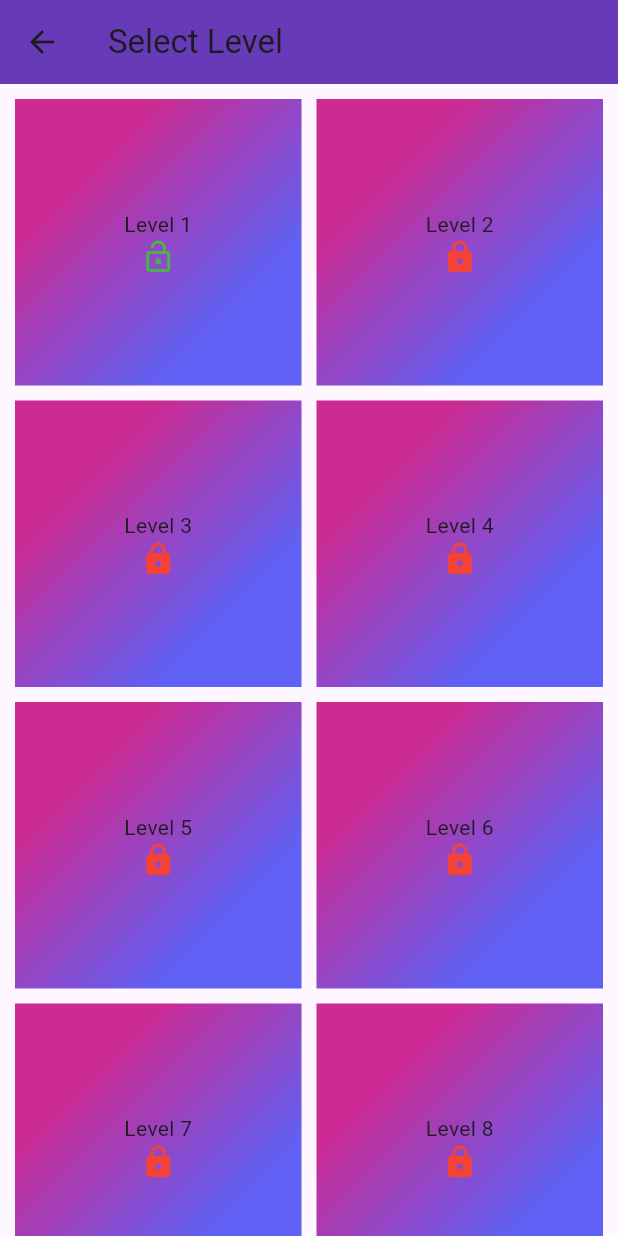
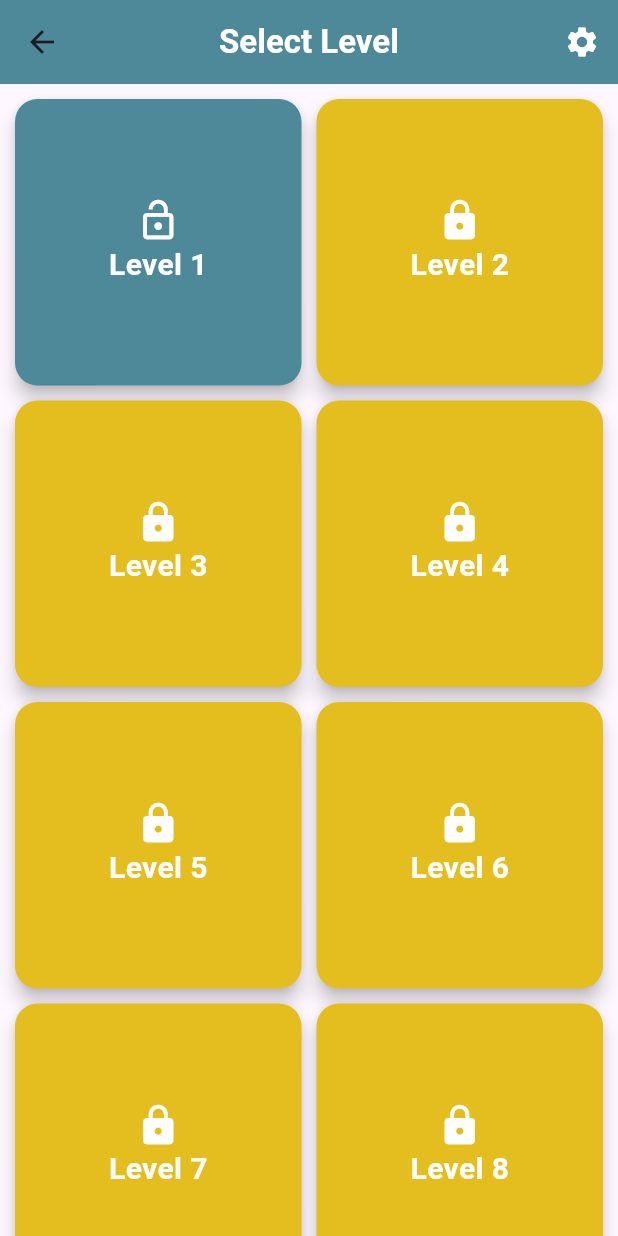
Before and after one commit to Ginroid/mathquest_game, a Flutter app: the LevelSelectionPage screen opened by its route, on a phone screen of 412 x 824 dp. Run offline on Flutter 3.47's test engine with Material 3 defaults, Android fonts, the light colour scheme and no system bars; our stand-ins replace audioplayers, shared_preferences; accounts and stored records are empty.

Commit message:
Minor UI updates

```diff
--- a/lib/main.dart
+++ b/lib/main.dart
@@ -31,6 +31,7 @@ class GameState extends ChangeNotifier {
   void unlockLevel(int level) {
     unlockedLevels[level - 1] = true;
     _saveState();
+    //! Error when finishing a level!!
     notifyListeners();
   }
 
--- a/lib/pages/level_button_page.dart
+++ b/lib/pages/level_button_page.dart
@@ -25,15 +25,12 @@ class _LevelButtonState extends State<LevelButton>
   void initState() {
     super.initState();
     _controller = AnimationController(
-      duration: const Duration(milliseconds: 200),
-      vsync: this,
-    );
+        duration: const Duration(milliseconds: 200), vsync: this);
     _animation = Tween<double>(begin: 1.0, end: 0.9).animate(
       CurvedAnimation(
           parent: _controller,
           curve: Curves.easeOut,
-        reverseCurve: Curves.easeIn,
-      ),
+          reverseCurve: Curves.easeIn),
     );
   }
 
@@ -46,26 +43,28 @@ class _LevelButtonState extends State<LevelButton>
       onTap: widget.onPressed,
       child: ScaleTransition(
         scale: _animation,
-        child: Container(
-          padding: const EdgeInsets.all(8.0),
-          decoration: BoxDecoration(
-              gradient: LinearGradient(
-            colors: [
-              hexStringToActualColor("CB2B93"),
-              hexStringToActualColor("9546C4"),
-              hexStringToActualColor("5E61F4")
-            ],
-            begin: Alignment.topCenter,
-          )),
+        child: Material(
+          color: widget.unlocked
+              ? hexStringToActualColor("4E899A")
+              : hexStringToActualColor("E4BD1F"),
+          borderRadius: BorderRadius.circular(15),
+          elevation: 5,
+          child: Padding(
+            padding: const EdgeInsets.all(10.0),
             child: Column(
               mainAxisAlignment: MainAxisAlignment.center,
               children: <Widget>[
-              Text(widget.text),
-              if (widget.unlocked)
-                const Icon(Icons.lock_open, color: Colors.green)
-              else
-                const Icon(Icons.lock, color: Colors.red),
+                Icon(widget.unlocked ? Icons.lock_open : Icons.lock,
+                    color: Colors.white, size: 30),
+                Text(
+                  widget.text,
+                  style: const TextStyle(
+                      color: Colors.white,
+                      fontSize: 20,
+                      fontWeight: FontWeight.bold),
+                ),
               ],
+            ),
           ),
         ),
       ),
--- a/lib/pages/level_selection_page.dart
+++ b/lib/pages/level_selection_page.dart
@@ -2,6 +2,7 @@ import "package:flutter/material.dart";
 import "package:math_quest_2_application/main.dart";
 import "package:math_quest_2_application/pages/level_button_page.dart";
 import "package:math_quest_2_application/pages/quiz_page.dart";
+import "package:math_quest_2_application/reusables/theme.dart";
 import "package:provider/provider.dart";
 
 class LevelSelectionPage extends StatelessWidget {
@@ -12,13 +13,12 @@ class LevelSelectionPage extends StatelessWidget {
     return Consumer<GameState>(
       builder: (context, gameState, child) {
         return Consumer<AppSettings>(
-          // Add this line
           builder: (context, appSettings, child) {
-            // Update this line
             return Scaffold(
-              appBar: AppBar(
-                title: const Text('Select Level'),
-                backgroundColor: Colors.deepPurple,
+              appBar: const CustomAppBar(
+                title: 'Select Level',
+                showHomeButton: false,
+                showHintButton: false,
               ),
               body: GridView.builder(
                 padding: const EdgeInsets.all(10.0),
@@ -39,8 +39,7 @@ class LevelSelectionPage extends StatelessWidget {
                               MaterialPageRoute(
                                 builder: (context) => QuizPage(
                                     level: index + 1,
-                                    isTimerEnabled: appSettings
-                                        .isTimerEnabled), // Update this line
+                                    isTimerEnabled: appSettings.isTimerEnabled),
                               ),
                             );
                           }
--- a/lib/pages/win_page.dart
+++ b/lib/pages/win_page.dart
@@ -25,7 +25,7 @@ class WinPage extends StatelessWidget {
           mainAxisAlignment: MainAxisAlignment.center,
           children: <Widget>[
             Padding(
-              padding: EdgeInsets.only(bottom: 50.0),
+              padding: const EdgeInsets.only(bottom: 50.0),
               child: Text(
                 'You have completed Level $level!',
                 style: const TextStyle(fontSize: 32),
--- a/lib/reusables/theme.dart
+++ b/lib/reusables/theme.dart
@@ -1,7 +1,8 @@
 import 'package:flutter/material.dart';
+import 'package:math_quest_2_application/utils/color_utils.dart';
 
-var defaultTextStyle = const TextStyle(
-    color: Colors.black87, fontWeight: FontWeight.bold, fontSize: 28);
+var mainText =
+    const TextStyle(color: Colors.white, fontWeight: FontWeight.bold);
 
 TextField reusableTextField(String text, IconData icon, bool isPasswordType,
     TextEditingController controller) {
@@ -9,7 +10,7 @@ TextField reusableTextField(String text, IconData icon, bool isPasswordType,
     controller: controller,
     //hide textField if it's a password
     obscureText: isPasswordType,
-    //if its a password autocorrect is disabled
+    //if its a password autoCorrect is disabled
     autocorrect: !isPasswordType,
     cursorColor: Colors.white,
     //color of the text when entered
@@ -106,3 +107,83 @@ Widget buildRoleButton(BuildContext context, bool isParent, Function onTap) {
                 fontSize: 16)),
       ));
 }
+
+class CustomAppBar extends StatelessWidget implements PreferredSizeWidget {
+  final String title;
+  final bool showHomeButton;
+  final bool showHintButton;
+  final VoidCallback? onHomePressed;
+  final VoidCallback? onHintPressed;
+
+  const CustomAppBar({
+    Key? key,
+    required this.title,
+    this.showHomeButton = false,
+    this.showHintButton = false,
+    this.onHomePressed,
+    this.onHintPressed,
+  }) : super(key: key);
+
+  @override
+  Widget build(BuildContext context) {
+    return AppBar(
+      title: Text(
+        title,
+        style:
+            const TextStyle(color: Colors.white, fontWeight: FontWeight.bold),
+      ),
+      backgroundColor: hexStringToActualColor("4E899A"),
+      centerTitle: true,
+      leading: showHomeButton
+          ? IconButton(
+              icon: const Icon(Icons.home, color: Colors.white),
+              onPressed: () => _showExitDialog(context),
+            )
+          : null,
+      actions: <Widget>[
+        if (showHintButton)
+          IconButton(
+            icon: const Icon(Icons.lightbulb_outline, color: Colors.white),
+            onPressed: onHintPressed,
+          ),
+        IconButton(
+          icon: const Icon(Icons.settings, color: Colors.white),
+          onPressed: () => Navigator.pushNamed(context, '/settings'),
+        ),
+      ],
+    );
+  }
+
+  void _showExitDialog(BuildContext context) {
+    showDialog(
+      context: context,
+      builder: (context) {
+        return AlertDialog(
+          title: const Text('Warning'),
+          content: const Text(
+              'Are you sure you want to exit this level? Your progress will be lost.'),
+          actions: <Widget>[
+            TextButton(
+              child: const Text('No'),
+              onPressed: () => Navigator.of(context).pop(),
+            ),
+            TextButton(
+              child: const Text('Yes'),
+              onPressed: () {
+                Navigator.of(context).pop(); // Close the dialog
+                if (onHomePressed != null) {
+                  onHomePressed!();
+                } else {
+                  Navigator.of(context).pop(); // Go back to the previous screen
+                }
+              },
+            ),
+          ],
+        );
+      },
+    );
+  }
+
+  @override
+  Size get preferredSize => const Size.fromHeight(kToolbarHeight);
+}
```
Also changed, not shown: lib/pages/quiz_page.dart (+60 -88 lines), lib/pages/settings_page.dart (+6 -5 lines), 1 other file. Lines whose indentation alone changed are shown as unchanged.
